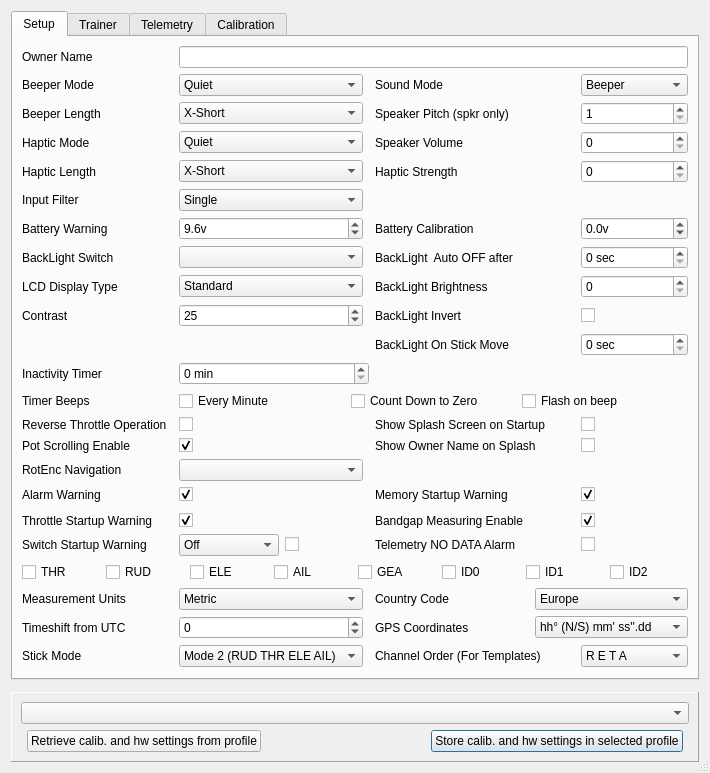
Old version of the form src/generaledit.ui in the repository roberto1903/companion9x.
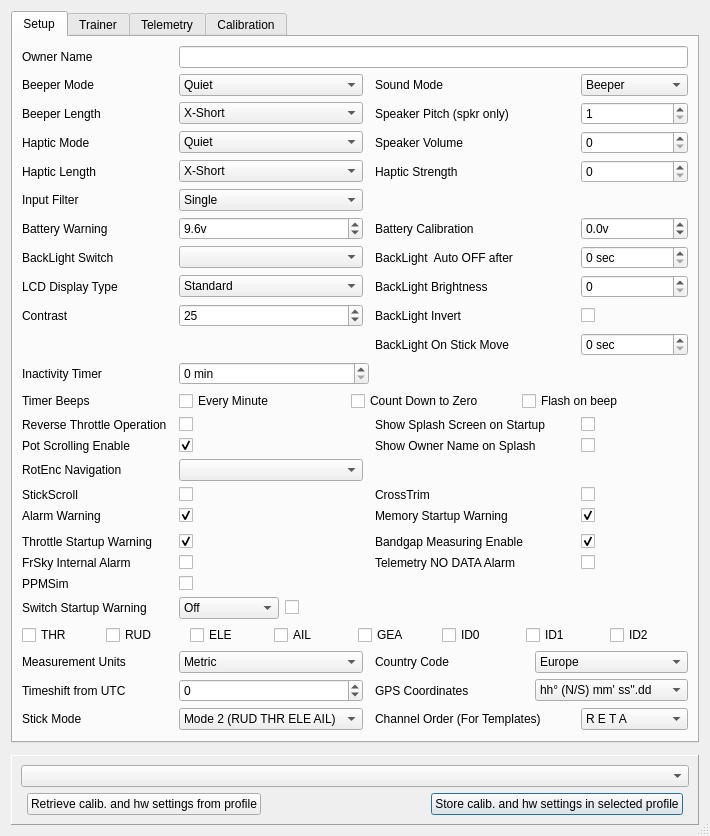
New version of the form. Icons and pictures are not drawn.

Patch:
```diff
--- a/src/generaledit.ui
+++ b/src/generaledit.ui
@@ -7,7 +7,7 @@
     <x>0</x>
     <y>0</y>
     <width>683</width>
-    <height>743</height>
+    <height>793</height>
    </rect>
   </property>
   <property name="sizePolicy">
@@ -133,6 +133,47 @@
        <string>Setup</string>
       </attribute>
       <layout class="QGridLayout" name="gridLayout">
+       <item row="27" column="0">
+        <widget class="QLabel" name="StickScrollLB">
+         <property name="text">
+          <string>StickScroll</string>
+         </property>
+         <property name="alignment">
+          <set>Qt::AlignLeading|Qt::AlignLeft|Qt::AlignVCenter</set>
+         </property>
+        </widget>
+       </item>
+       <item row="27" column="5">
+        <widget class="QCheckBox" name="crosstrimChkB">
+         <property name="text">
+          <string/>
+         </property>
+        </widget>
+       </item>
+       <item row="27" column="4">
+        <widget class="QLabel" name="crosstrimLB">
+         <property name="text">
+          <string>CrossTrim</string>
+         </property>
+         <property name="alignment">
+          <set>Qt::AlignLeading|Qt::AlignLeft|Qt::AlignVCenter</set>
+         </property>
+        </widget>
+       </item>
+       <item row="27" column="2">
+        <widget class="QCheckBox" name="StickScrollChkB">
+         <property name="text">
+          <string/>
+         </property>
+        </widget>
+       </item>
+       <item row="34" column="0">
+        <widget class="QLabel" name="swwarn_label">
+         <property name="text">
+          <string>Switch Startup Warning</string>
+         </property>
+        </widget>
+       </item>
        <item row="11" column="2">
         <widget class="QComboBox" name="inputfilterCB">
          <item>
@@ -152,7 +193,7 @@
          </item>
         </widget>
        </item>
-       <item row="36" column="2">
+       <item row="40" column="2">
         <widget class="QSpinBox" name="timezoneSB">
          <property name="minimum">
           <number>-14</number>
@@ -165,7 +206,7 @@
          </property>
         </widget>
        </item>
-       <item row="22" column="0">
+       <item row="23" column="0">
         <widget class="QLabel" name="label_28">
          <property name="text">
           <string>Timer Beeps</string>
@@ -179,7 +220,7 @@
          </property>
         </widget>
        </item>
-       <item row="37" column="4">
+       <item row="41" column="4">
         <widget class="QLabel" name="label_13">
          <property name="text">
           <string>Channel Order (For Templates)</string>
@@ -196,7 +237,7 @@
          </property>
         </widget>
        </item>
-       <item row="37" column="2">
+       <item row="41" column="2">
         <widget class="QComboBox" name="stickmodeCB">
          <property name="toolTip">
           <string/>
@@ -250,6 +291,23 @@
          </item>
         </widget>
        </item>
+       <item row="25" column="4">
+        <widget class="QLabel" name="label_hideOwnerName">
+         <property name="text">
+          <string>Show Owner Name on Splash</string>
+         </property>
+        </widget>
+       </item>
+       <item row="13" column="0">
+        <widget class="QLabel" name="label_2">
+         <property name="toolTip">
+          <string extracomment="Low Battery Voltage warning [5v-10v]"/>
+         </property>
+         <property name="text">
+          <string>Battery Warning</string>
+         </property>
+        </widget>
+       </item>
        <item row="6" column="2">
         <widget class="QComboBox" name="hapticmodeCB">
          <item>
@@ -274,7 +332,7 @@
          </item>
         </widget>
        </item>
-       <item row="22" column="2" colspan="4">
+       <item row="23" column="2" colspan="4">
         <layout class="QHBoxLayout" name="horizontalLayout">
          <item>
           <widget class="QCheckBox" name="beepMinuteChkB">
@@ -316,13 +374,20 @@
          </item>
         </layout>
        </item>
-       <item row="30" column="4">
+       <item row="32" column="4">
         <widget class="QLabel" name="label_telalarms">
          <property name="text">
           <string>Telemetry NO DATA Alarm</string>
          </property>
         </widget>
        </item>
+       <item row="6" column="4">
+        <widget class="QLabel" name="label_volume">
+         <property name="text">
+          <string>Speaker Volume</string>
+         </property>
+        </widget>
+       </item>
        <item row="7" column="2">
         <widget class="QComboBox" name="hapticLengthCB">
          <item>
@@ -359,7 +424,7 @@
          </property>
         </widget>
        </item>
-       <item row="15" column="5">
+       <item row="16" column="5">
         <widget class="QSpinBox" name="backlightautoSB">
          <property name="sizePolicy">
           <sizepolicy hsizetype="Minimum" vsizetype="Fixed">
@@ -387,21 +452,21 @@
          </property>
         </widget>
        </item>
-       <item row="30" column="5">
+       <item row="32" column="5">
         <widget class="QCheckBox" name="telalarmsChkB">
          <property name="text">
           <string/>
          </property>
         </widget>
        </item>
-       <item row="15" column="4">
+       <item row="16" column="4">
         <widget class="QLabel" name="label_5">
          <property name="text">
           <string>BackLight  Auto OFF after</string>
          </property>
         </widget>
        </item>
-       <item row="28" column="2" colspan="2">
+       <item row="30" column="2" colspan="2">
         <spacer name="horizontalSpacer">
          <property name="orientation">
           <enum>Qt::Horizontal</enum>
@@ -421,7 +486,7 @@
          </property>
         </widget>
        </item>
-       <item row="23" column="2">
+       <item row="24" column="2">
         <widget class="QCheckBox" name="thrrevChkB">
          <property name="whatsThis">
           <string>Reverse throttle operation.
@@ -473,7 +538,7 @@
          </item>
         </widget>
        </item>
-       <item row="24" column="2">
+       <item row="25" column="2">
         <widget class="QCheckBox" name="PotScrollEnableChkB">
          <property name="whatsThis">
           <string>&lt;!DOCTYPE HTML PUBLIC &quot;-//W3C//DTD HTML 4.0//EN&quot; &quot;http://www.w3.org/TR/REC-html40/strict.dtd&quot;&gt;
@@ -503,48 +568,6 @@
          </property>
         </widget>
        </item>
-       <item row="30" column="2">
-        <layout class="QHBoxLayout" name="swwarn_layout">
-         <item>
-          <widget class="QComboBox" name="swtchWarnCB">
-           <property name="sizePolicy">
-            <sizepolicy hsizetype="Minimum" vsizetype="Fixed">
-             <horstretch>0</horstretch>
-             <verstretch>0</verstretch>
-            </sizepolicy>
-           </property>
-           <property name="maximumSize">
-            <size>
-             <width>100</width>
-             <height>16777215</height>
-            </size>
-           </property>
-           <item>
-            <property name="text">
-             <string>Off</string>
-            </property>
-           </item>
-           <item>
-            <property name="text">
-             <string>Switches Up</string>
-            </property>
-           </item>
-           <item>
-            <property name="text">
-             <string>Switches Down</string>
-            </property>
-           </item>
-          </widget>
-         </item>
-         <item>
-          <widget class="QCheckBox" name="swtchWarnChkB">
-           <property name="text">
-            <string/>
-           </property>
-          </widget>
-         </item>
-        </layout>
-       </item>
        <item row="4" column="5">
         <widget class="QSpinBox" name="speakerPitchSB">
          <property name="toolTip">
@@ -572,7 +595,7 @@
          </property>
         </widget>
        </item>
-       <item row="26" column="4">
+       <item row="28" column="4">
         <widget class="QLabel" name="label_11">
          <property name="text">
           <string>Memory Startup Warning</string>
@@ -608,7 +631,7 @@
          </item>
         </widget>
        </item>
-       <item row="12" column="2">
+       <item row="13" column="2">
         <widget class="QDoubleSpinBox" name="battwarningDSB">
          <property name="toolTip">
           <string/>
@@ -645,17 +668,7 @@
          </property>
         </widget>
        </item>
-       <item row="12" column="0">
-        <widget class="QLabel" name="label_2">
-         <property name="toolTip">
-          <string extracomment="Low Battery Voltage warning [5v-10v]"/>
-         </property>
-         <property name="text">
-          <string>Battery Warning</string>
-         </property>
-        </widget>
-       </item>
-       <item row="34" column="0" colspan="6">
+       <item row="38" column="0" colspan="6">
         <layout class="QHBoxLayout" name="switchMaskLayout">
          <item>
           <widget class="QCheckBox" name="swTHRChkB">
@@ -722,28 +735,28 @@
          </property>
         </widget>
        </item>
-       <item row="23" column="0">
+       <item row="24" column="0">
         <widget class="QLabel" name="label_7">
          <property name="text">
           <string>Reverse Throttle Operation</string>
          </property>
         </widget>
        </item>
-       <item row="24" column="0">
+       <item row="25" column="0">
         <widget class="QLabel" name="label_PotScrollEnable">
          <property name="text">
           <string>Pot Scrolling Enable</string>
          </property>
         </widget>
        </item>
-       <item row="12" column="4">
+       <item row="13" column="4">
         <widget class="QLabel" name="label_3">
          <property name="text">
           <string>Battery Calibration</string>
          </property>
         </widget>
        </item>
-       <item row="23" column="5">
+       <item row="24" column="5">
         <widget class="QCheckBox" name="splashScreenChkB">
          <property name="maximumSize">
           <size>
@@ -769,7 +782,7 @@
          </property>
         </widget>
        </item>
-       <item row="12" column="5">
+       <item row="13" column="5">
         <widget class="QDoubleSpinBox" name="battcalibDSB">
          <property name="toolTip">
           <string/>
@@ -801,7 +814,7 @@
          </property>
         </widget>
        </item>
-       <item row="23" column="4">
+       <item row="24" column="4">
         <widget class="QLabel" name="label_29">
          <property name="minimumSize">
           <size>
@@ -814,7 +827,7 @@
          </property>
         </widget>
        </item>
-       <item row="21" column="0">
+       <item row="22" column="0">
         <widget class="QLabel" name="label_6">
          <property name="text">
           <string>Inactivity Timer</string>
@@ -852,7 +865,7 @@
          </property>
         </widget>
        </item>
-       <item row="36" column="4" colspan="2">
+       <item row="40" column="4" colspan="2">
         <layout class="QHBoxLayout" name="gpsFormatLayout">
          <item>
           <widget class="QLabel" name="gpsFormatLabel">
@@ -877,7 +890,7 @@
          </item>
         </layout>
        </item>
-       <item row="24" column="5">
+       <item row="25" column="5">
         <widget class="QCheckBox" name="hideNameOnSplashChkB">
          <property name="maximumSize">
           <size>
@@ -890,14 +903,14 @@
          </property>
         </widget>
        </item>
-       <item row="36" column="0">
+       <item row="40" column="0">
         <widget class="QLabel" name="label_timezone">
          <property name="text">
           <string>Timeshift from UTC</string>
          </property>
         </widget>
        </item>
-       <item row="37" column="5">
+       <item row="41" column="5">
         <widget class="QComboBox" name="channelorderCB">
          <property name="toolTip">
           <string/>
@@ -1049,14 +1062,14 @@
          </property>
         </widget>
        </item>
-       <item row="37" column="0">
+       <item row="41" column="0">
         <widget class="QLabel" name="label_14">
          <property name="text">
           <string>Stick Mode</string>
          </property>
         </widget>
        </item>
-       <item row="26" column="5">
+       <item row="28" column="5">
         <widget class="QCheckBox" name="memwarnChkB">
          <property name="maximumSize">
           <size>
@@ -1085,21 +1098,14 @@
          </property>
         </widget>
        </item>
-       <item row="29" column="0">
+       <item row="31" column="0">
         <widget class="QLabel" name="thrwarnLabel">
          <property name="text">
           <string>Throttle Startup Warning</string>
          </property>
         </widget>
        </item>
-       <item row="24" column="4">
-        <widget class="QLabel" name="label_hideOwnerName">
-         <property name="text">
-          <string>Show Owner Name on Splash</string>
-         </property>
-        </widget>
-       </item>
-       <item row="29" column="2">
+       <item row="31" column="2">
         <widget class="QCheckBox" name="thrwarnChkB">
          <property name="whatsThis">
           <string>&lt;!DOCTYPE HTML PUBLIC &quot;-//W3C//DTD HTML 4.0//EN&quot; &quot;http://www.w3.org/TR/REC-html40/strict.dtd&quot;&gt;
@@ -1125,14 +1131,7 @@
          </property>
         </widget>
        </item>
-       <item row="30" column="0">
-        <widget class="QLabel" name="swwarn_label">
-         <property name="text">
-          <string>Switch Startup Warning</string>
-         </property>
-        </widget>
-       </item>
-       <item row="15" column="2">
+       <item row="16" column="2">
         <widget class="QComboBox" name="backlightswCB">
          <property name="toolTip">
           <string/>
@@ -1150,13 +1149,6 @@
          </property>
         </widget>
        </item>
-       <item row="6" column="4">
-        <widget class="QLabel" name="label_volume">
-         <property name="text">
-          <string>Speaker Volume</string>
-         </property>
-        </widget>
-       </item>
        <item row="7" column="4">
         <widget class="QLabel" name="label_hapticStrengthSB">
          <property name="text">
@@ -1171,14 +1163,14 @@
          </property>
         </widget>
        </item>
-       <item row="26" column="0">
+       <item row="28" column="0">
         <widget class="QLabel" name="label_27">
          <property name="text">
           <string>Alarm Warning</string>
          </property>
         </widget>
        </item>
-       <item row="26" column="2">
+       <item row="28" column="2">
         <widget class="QCheckBox" name="alarmwarnChkB">
          <property name="maximumSize">
           <size>
@@ -1207,14 +1199,14 @@
          </property>
         </widget>
        </item>
-       <item row="29" column="4">
+       <item row="31" column="4">
         <widget class="QLabel" name="label_BandGapEnable">
          <property name="text">
           <string>Bandgap Measuring Enable</string>
          </property>
         </widget>
        </item>
-       <item row="29" column="5">
+       <item row="31" column="5">
         <widget class="QCheckBox" name="BandGapEnableChkB">
          <property name="whatsThis">
           <string>&lt;!DOCTYPE HTML PUBLIC &quot;-//W3C//DTD HTML 4.0//EN&quot; &quot;http://www.w3.org/TR/REC-html40/strict.dtd&quot;&gt;
@@ -1237,31 +1229,31 @@
          </property>
         </widget>
        </item>
-       <item row="25" column="0">
+       <item row="26" column="0">
         <widget class="QLabel" name="re_label">
          <property name="text">
           <string>RotEnc Navigation</string>
          </property>
         </widget>
        </item>
-       <item row="25" column="2">
+       <item row="26" column="2">
         <widget class="QComboBox" name="re_CB"/>
        </item>
-       <item row="15" column="0">
+       <item row="16" column="0">
         <widget class="QLabel" name="label_4">
          <property name="text">
           <string>BackLight Switch</string>
          </property>
         </widget>
        </item>
-       <item row="17" column="5">
+       <item row="18" column="5">
         <widget class="QCheckBox" name="blinvert_cb">
          <property name="text">
           <string/>
          </property>
         </widget>
        </item>
-       <item row="17" column="0">
+       <item row="18" column="0">
         <widget class="QLabel" name="label">
          <property name="toolTip">
           <string extracomment="Screen Contrast [20-45]"/>
@@ -1271,7 +1263,7 @@
          </property>
         </widget>
        </item>
-       <item row="17" column="2">
+       <item row="18" column="2">
         <widget class="QSpinBox" name="contrastSB">
          <property name="toolTip">
           <string/>
@@ -1298,21 +1290,21 @@
          </property>
         </widget>
        </item>
-       <item row="16" column="0">
-        <widget class="QLabel" name="label_displayType">
-         <property name="text">
-          <string>LCD Display Type</string>
-         </property>
-        </widget>
-       </item>
-       <item row="16" column="5">
+       <item row="17" column="5">
         <widget class="QSpinBox" name="BLBright_SB">
          <property name="maximum">
           <number>100</number>
          </property>
         </widget>
        </item>
-       <item row="16" column="2">
+       <item row="17" column="0">
+        <widget class="QLabel" name="label_displayType">
+         <property name="text">
+          <string>LCD Display Type</string>
+         </property>
+        </widget>
+       </item>
+       <item row="17" column="2">
         <widget class="QComboBox" name="displayTypeCB">
          <item>
           <property name="text">
@@ -1326,14 +1318,14 @@
          </item>
         </widget>
        </item>
-       <item row="16" column="4">
+       <item row="17" column="4">
         <widget class="QLabel" name="label_BLBright">
          <property name="text">
           <string>BackLight Brightness</string>
          </property>
         </widget>
        </item>
-       <item row="18" column="5">
+       <item row="19" column="5">
         <widget class="QSpinBox" name="blOnStickMoveSB">
          <property name="suffix">
           <string> sec</string>
@@ -1346,21 +1338,21 @@
          </property>
         </widget>
        </item>
-       <item row="18" column="4">
+       <item row="19" column="4">
         <widget class="QLabel" name="label_blOnStickMove">
          <property name="text">
           <string>BackLight On Stick Move</string>
          </property>
         </widget>
        </item>
-       <item row="17" column="4">
+       <item row="18" column="4">
         <widget class="QLabel" name="blinvert_label">
          <property name="text">
           <string>BackLight Invert</string>
          </property>
         </widget>
        </item>
-       <item row="21" column="2" colspan="2">
+       <item row="22" column="2" colspan="2">
         <widget class="QSpinBox" name="inactimerSB">
          <property name="toolTip">
           <string/>
@@ -1379,7 +1371,7 @@
          </property>
         </widget>
        </item>
-       <item row="35" column="4" colspan="2">
+       <item row="39" column="4" colspan="2">
         <layout class="QHBoxLayout" name="pxxCountry">
          <item>
           <widget class="QLabel" name="countrycode_label">
@@ -1409,7 +1401,7 @@
          </item>
         </layout>
        </item>
-       <item row="35" column="2">
+       <item row="39" column="2">
         <widget class="QComboBox" name="units_CB">
          <item>
           <property name="text">
@@ -1423,13 +1415,86 @@
          </item>
         </widget>
        </item>
-       <item row="35" column="0">
+       <item row="39" column="0">
         <widget class="QLabel" name="units_label">
          <property name="text">
           <string>Measurement Units</string>
          </property>
         </widget>
        </item>
+       <item row="34" column="2">
+        <layout class="QHBoxLayout" name="swwarn_layout">
+         <item>
+          <widget class="QComboBox" name="swtchWarnCB">
+           <property name="sizePolicy">
+            <sizepolicy hsizetype="Minimum" vsizetype="Fixed">
+             <horstretch>0</horstretch>
+             <verstretch>0</verstretch>
+            </sizepolicy>
+           </property>
+           <property name="maximumSize">
+            <size>
+             <width>100</width>
+             <height>16777215</height>
+            </size>
+           </property>
+           <item>
+            <property name="text">
+             <string>Off</string>
+            </property>
+           </item>
+           <item>
+            <property name="text">
+             <string>Switches Up</string>
+            </property>
+           </item>
+           <item>
+            <property name="text">
+             <string>Switches Down</string>
+            </property>
+           </item>
+          </widget>
+         </item>
+         <item>
+          <widget class="QCheckBox" name="swtchWarnChkB">
+           <property name="text">
+            <string/>
+           </property>
+          </widget>
+         </item>
+        </layout>
+       </item>
+       <item row="32" column="0">
+        <widget class="QLabel" name="label_frskyintalarm">
+         <property name="text">
+          <string>FrSky Internal Alarm</string>
+         </property>
+        </widget>
+       </item>
+       <item row="32" column="2">
+        <widget class="QCheckBox" name="frskyintalarmChkB">
+         <property name="text">
+          <string/>
+         </property>
+        </widget>
+       </item>
+       <item row="33" column="0">
+        <widget class="QLabel" name="PPMSimLB">
+         <property name="text">
+          <string>PPMSim</string>
+         </property>
+         <property name="alignment">
+          <set>Qt::AlignLeading|Qt::AlignLeft|Qt::AlignVCenter</set>
+         </property>
+        </widget>
+       </item>
+       <item row="33" column="2">
+        <widget class="QCheckBox" name="PPMSimChkB">
+         <property name="text">
+          <string/>
+         </property>
+        </widget>
+       </item>
       </layout>
      </widget>
      <widget class="QWidget" name="tabTrainer">
```
